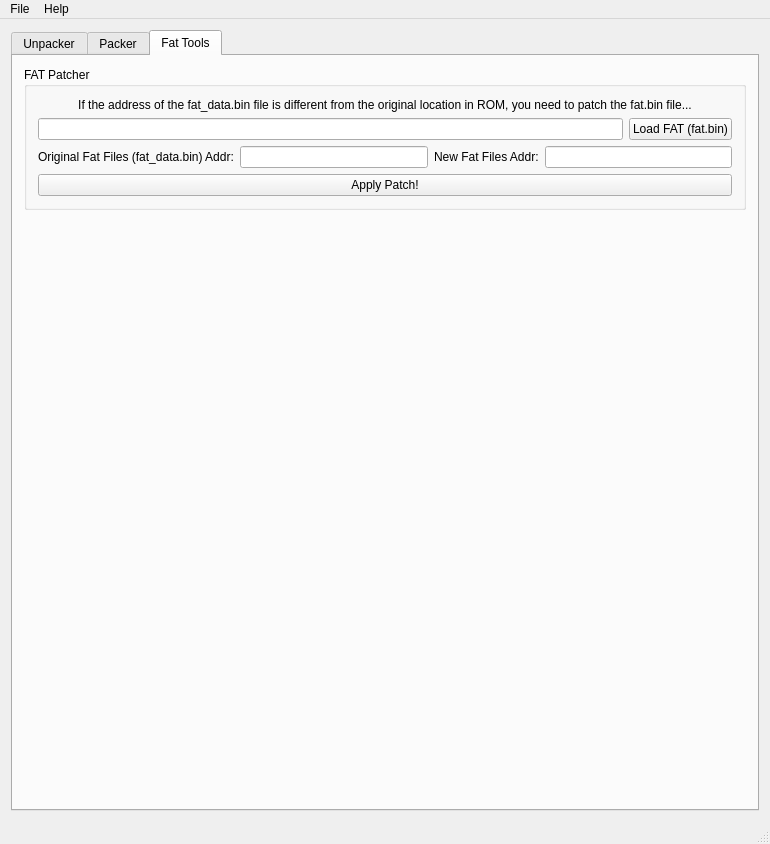
Above: ui/mainwindow.ui from Luca1991/NDSFactory before the change. Below: the same form after it.
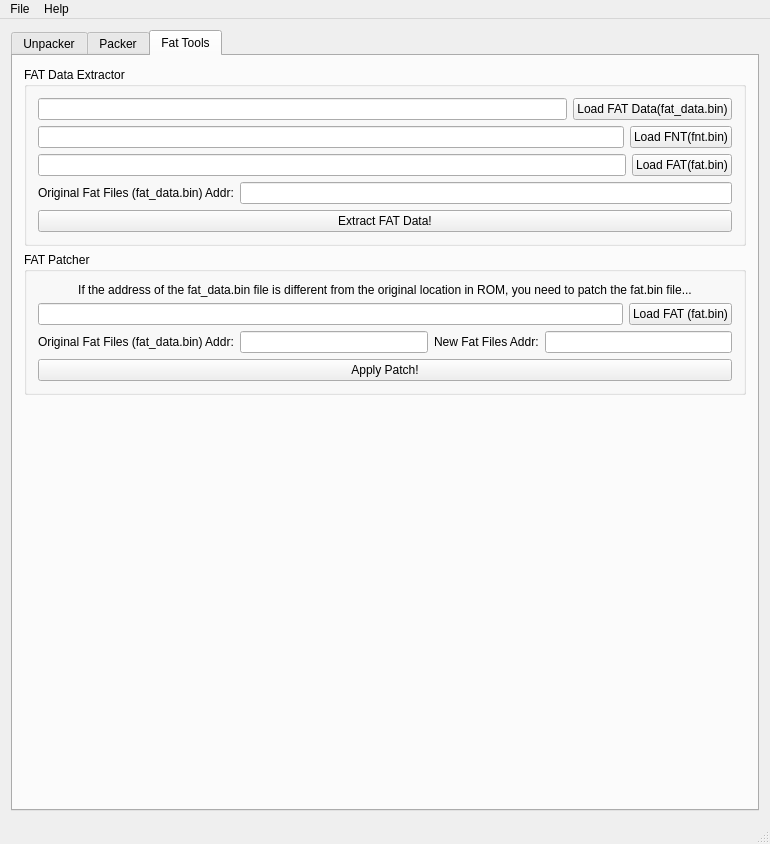
That is the form after the change. The open tabs and pages were chosen to show the change.

Commit message: FAT Data Extractor moved to FAT Tools Tab

Diff of the .ui file:
```diff
--- a/ui/mainwindow.ui
+++ b/ui/mainwindow.ui
@@ -601,11 +601,135 @@
         <item>
          <layout class="QVBoxLayout" name="verticalLayout_14">
           <property name="spacing">
-           <number>4</number>
+           <number>6</number>
           </property>
           <property name="sizeConstraint">
            <enum>QLayout::SizeConstraint::SetDefaultConstraint</enum>
           </property>
+          <item>
+           <widget class="QGroupBox" name="groupBox_7">
+            <property name="title">
+             <string>FAT Data Extractor</string>
+            </property>
+            <layout class="QVBoxLayout" name="verticalLayout_16">
+             <item>
+              <layout class="QHBoxLayout" name="horizontalLayout_38">
+               <property name="leftMargin">
+                <number>0</number>
+               </property>
+               <property name="topMargin">
+                <number>0</number>
+               </property>
+               <property name="rightMargin">
+                <number>0</number>
+               </property>
+               <property name="bottomMargin">
+                <number>0</number>
+               </property>
+               <item>
+                <widget class="QLineEdit" name="fatExtractorFatDataPathEdt"/>
+               </item>
+               <item>
+                <widget class="QPushButton" name="fatExtractorLoadFatDataBtn">
+                 <property name="text">
+                  <string>Load FAT Data(fat_data.bin)</string>
+                 </property>
+                </widget>
+               </item>
+              </layout>
+             </item>
+             <item>
+              <layout class="QHBoxLayout" name="horizontalLayout_40">
+               <property name="leftMargin">
+                <number>0</number>
+               </property>
+               <property name="topMargin">
+                <number>0</number>
+               </property>
+               <property name="rightMargin">
+                <number>0</number>
+               </property>
+               <property name="bottomMargin">
+                <number>0</number>
+               </property>
+               <item>
+                <widget class="QLineEdit" name="fatExtractorFntPathEdt"/>
+               </item>
+               <item>
+                <widget class="QPushButton" name="fatExtractorLoadFntBtn">
+                 <property name="text">
+                  <string>Load FNT(fnt.bin)</string>
+                 </property>
+                </widget>
+               </item>
+              </layout>
+             </item>
+             <item>
+              <layout class="QHBoxLayout" name="horizontalLayout_39" stretch="0,0">
+               <property name="leftMargin">
+                <number>0</number>
+               </property>
+               <property name="topMargin">
+                <number>0</number>
+               </property>
+               <property name="rightMargin">
+                <number>0</number>
+               </property>
+               <property name="bottomMargin">
+                <number>0</number>
+               </property>
+               <item>
+                <widget class="QLineEdit" name="fatExtractorFatPathEdt"/>
+               </item>
+               <item>
+                <widget class="QPushButton" name="fatExtractorLoadFatBtn">
+                 <property name="text">
+                  <string>Load FAT(fat.bin)</string>
+                 </property>
+                </widget>
+               </item>
+              </layout>
+             </item>
+             <item>
+              <layout class="QHBoxLayout" name="horizontalLayout_6">
+               <item>
+                <widget class="QLabel" name="label">
+                 <property name="text">
+                  <string>Original Fat Files (fat_data.bin) Addr:</string>
+                 </property>
+                </widget>
+               </item>
+               <item>
+                <widget class="QLineEdit" name="fatExtractorOriginalFatFilesAddrEdt"/>
+               </item>
+              </layout>
+             </item>
+             <item>
+              <layout class="QHBoxLayout" name="horizontalLayout_41">
+               <property name="leftMargin">
+                <number>0</number>
+               </property>
+               <property name="topMargin">
+                <number>0</number>
+               </property>
+               <property name="rightMargin">
+                <number>0</number>
+               </property>
+               <property name="bottomMargin">
+                <number>0</number>
+               </property>
+               <item>
+                <widget class="QPushButton" name="fatExtractorExtractBtn">
+                 <property name="text">
+                  <string>Extract FAT Data!</string>
+                 </property>
+                </widget>
+               </item>
+              </layout>
+             </item>
+            </layout>
+           </widget>
+          </item>
          </layout>
         </item>
         <item>
@@ -734,6 +858,9 @@
           <property name="orientation">
            <enum>Qt::Orientation::Vertical</enum>
           </property>
+          <property name="sizeType">
+           <enum>QSizePolicy::Policy::Expanding</enum>
+          </property>
           <property name="sizeHint" stdset="0">
            <size>
             <width>20</width>
```
Left out of the diff: 7 changed lines with no effect on the pictures. The commit also changes 9 other files.
